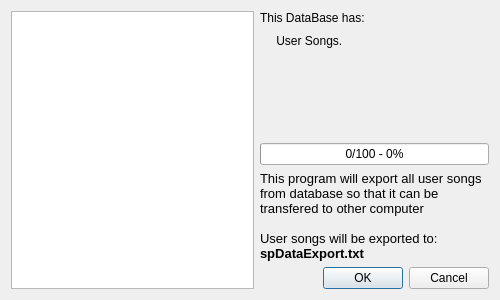
SoftProjector/src, file src/exportdialog.ui: the form before one commit.
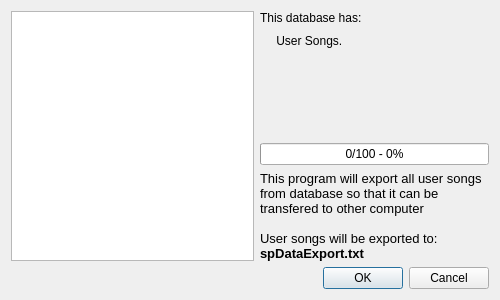
The form after the commit.

Patch:
```diff
--- a/src/exportdialog.ui
+++ b/src/exportdialog.ui
@@ -23,25 +23,27 @@
    </size>
   </property>
   <property name="windowTitle">
-   <string>Dialog</string>
+   <string>softProjector - Export Songs</string>
   </property>
-  <layout class="QGridLayout" name="gridLayout_3">
-   <item row="0" column="0" rowspan="5">
+  <layout class="QVBoxLayout" name="verticalLayout_2">
+   <item>
+    <layout class="QHBoxLayout" name="horizontalLayout">
+     <item>
     <widget class="QListWidget" name="listWidget"/>
    </item>
-   <item row="0" column="1">
-    <layout class="QGridLayout" name="gridLayout_2">
-     <item row="0" column="0">
+     <item>
+      <layout class="QVBoxLayout" name="verticalLayout">
+       <item>
       <widget class="QLabel" name="label">
        <property name="text">
-        <string>This DataBase has:</string>
+          <string>This database has:</string>
        </property>
        <property name="wordWrap">
         <bool>true</bool>
        </property>
       </widget>
      </item>
-     <item row="1" column="0">
+       <item>
       <layout class="QGridLayout" name="gridLayout">
        <item row="0" column="0">
         <widget class="QLabel" name="lblUserNum">
@@ -72,9 +74,7 @@
        </item>
       </layout>
      </item>
-    </layout>
-   </item>
-   <item row="1" column="1">
+       <item>
     <spacer name="verticalSpacer">
      <property name="orientation">
       <enum>Qt::Vertical</enum>
@@ -87,7 +87,7 @@
      </property>
     </spacer>
    </item>
-   <item row="2" column="1">
+       <item>
     <widget class="QProgressBar" name="progressBar">
      <property name="value">
       <number>0</number>
@@ -97,7 +97,7 @@
      </property>
     </widget>
    </item>
-   <item row="3" column="1">
+       <item>
     <widget class="QLabel" name="label_2">
      <property name="text">
       <string>&lt;!DOCTYPE HTML PUBLIC &quot;-//W3C//DTD HTML 4.0//EN&quot; &quot;http://www.w3.org/TR/REC-html40/strict.dtd&quot;&gt;
@@ -114,7 +114,11 @@
      </property>
     </widget>
    </item>
-   <item row="4" column="1">
+      </layout>
+     </item>
+    </layout>
+   </item>
+   <item>
     <widget class="QDialogButtonBox" name="buttonBox">
      <property name="standardButtons">
       <set>QDialogButtonBox::Cancel|QDialogButtonBox::Ok</set>
```
Lines whose indentation alone changed are shown as unchanged.
